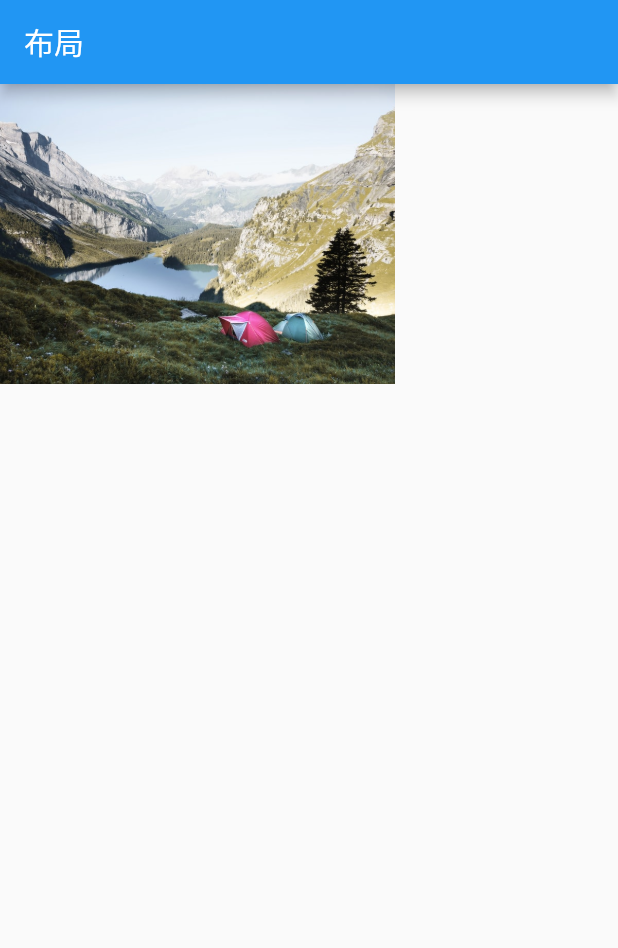
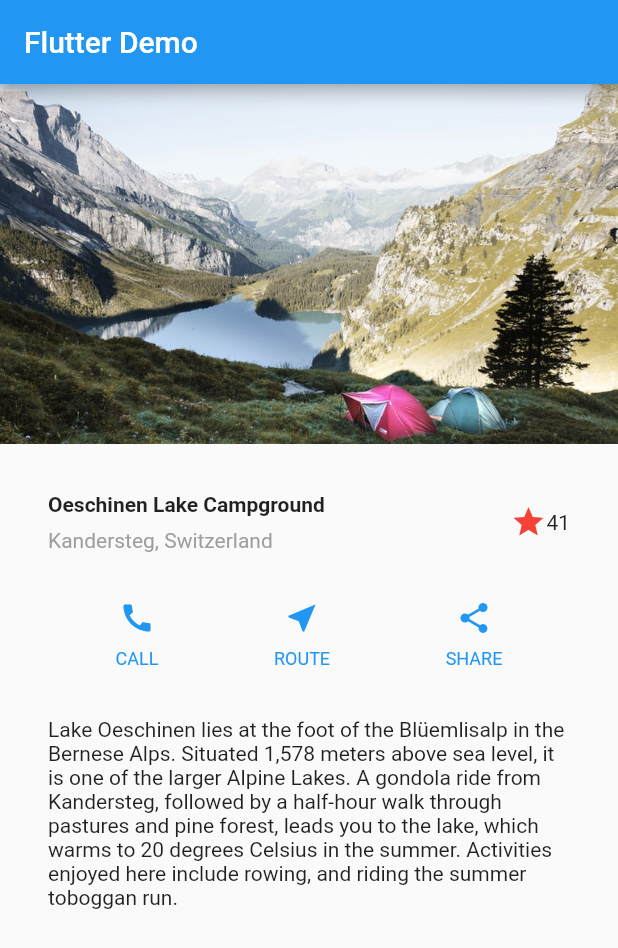
Before and after one commit to kenan0620/FlutterUI, a Flutter app: the screen it shows after launch, on a phone screen of 412 x 824 dp. Shown: the top 948 px of the screen. Run offline on Flutter 3.47's test engine with Material 2 defaults, Android fonts, the phone set to English and light mode, and no system bars; our stand-ins replace cached_network_image, dio, transparent_image.

Commit message:
在Flutter中构建布局

```diff
--- /dev/null
+++ b/lib/UISample/UIAdapt.dart
@@ -0,0 +1,35 @@
+import 'package:flutter/material.dart';
+import 'dart:ui';
+
+class Adapt {
+  static MediaQueryData mediaQuery = MediaQueryData.fromWindow(window);
+  static double _width = mediaQuery.size.width;
+  static double _height = mediaQuery.size.height;
+  static double _topbarH = mediaQuery.padding.top;
+  static double _botbarH = mediaQuery.padding.bottom;
+  static double _pixelRatio = mediaQuery.devicePixelRatio;
+  static var _ratio;
+  static init(int number){
+    int uiwidth = number is int ? number : 750;
+    _ratio = _width / uiwidth;
+  }
+  static px(number){
+    if(!(_ratio is double || _ratio is int)){Adapt.init(750);}
+    return number * _ratio;
+  }
+  static onepx(){
+    return 1/_pixelRatio;
+  }
+  static screenWidth(){
+    return _width;
+  }
+  static screenHeight(){
+    return _height;
+  }
+  static padTopHeight(){
+    return _topbarH;
+  }
+  static padBotHeight(){
+    return _botbarH;
+  }
+}
--- a/lib/UISample/UISample.dart
+++ b/lib/UISample/UISample.dart
@@ -1,18 +1,107 @@
+
 import 'package:flutter/cupertino.dart';
 import 'package:flutter/material.dart';
+import 'UIAdapt.dart';
 
 class UISampleApp extends StatelessWidget {
   @override
   Widget build(BuildContext context) {
+    // TitleSection
+   Widget titleSection = new Container(
+     padding: const EdgeInsets.all(32),
+     child: new Row(
+       children: [
+         new Expanded(child: new Column(
+           crossAxisAlignment: CrossAxisAlignment.start,
+           children: [
+             new Container(
+               padding: EdgeInsets.only(bottom: 8),
+               child: new Text(
+                 'Oeschinen Lake Campground',
+                 style: new TextStyle(
+                   fontWeight: FontWeight.bold
+                 ),
+               ),
+             ),
+             new Text(
+               'Kandersteg, Switzerland',
+               style: new TextStyle(
+                 color: Colors.grey[500],
+               ),
+             ),
+           ],
+         )),
+         new Icon(Icons.star,
+         color: Colors.red[500],
+         ),
+         new Text('41'),
+       ],
+     ),
+   );
+
+   Column buildButtonColumn(IconData icon, String label){
+     Color color = Theme.of(context).primaryColor;
+
+     return new Column(
+       mainAxisAlignment: MainAxisAlignment.center,
+       mainAxisSize: MainAxisSize.min,
+       children: [
+         new Icon(icon,color: color,),
+         new Container(
+           margin: const EdgeInsets.only(top:8.0),
+           child: new Text(
+             label,
+             style: new TextStyle(
+               fontSize: 12,
+               fontWeight: FontWeight.w400,
+               color: color,
+             ),
+           ),
+         )
+       ],
+     );
+   }
+
+Widget buttonSection = new Container(
+  child: new Row(
+    mainAxisAlignment: MainAxisAlignment.spaceEvenly,
+    children: [
+      buildButtonColumn(Icons.call, 'CALL'),
+      buildButtonColumn(Icons.near_me, 'ROUTE'),
+      buildButtonColumn(Icons.share, 'SHARE'),
+    ],
+  ),
+);
+
+   Widget textSection = new Container(
+     padding: const EdgeInsets.all(32),
+     child: new Text(
+       '''
+Lake Oeschinen lies at the foot of the Blüemlisalp in the Bernese Alps. Situated 1,578 meters above sea level, it is one of the larger Alpine Lakes. A gondola ride from Kandersteg, followed by a half-hour walk through pastures and pine forest, leads you to the lake, which warms to 20 degrees Celsius in the summer. Activities enjoyed here include rowing, and riding the summer toboggan run.
+       ''',
+       softWrap: true,
+     ),
+   );
+
    return new MaterialApp(
-     title: '在Flutter中构建布局',
+     title: 'Flutter Demo',
+     theme: new ThemeData(
+       primarySwatch: Colors.blue,
+     ),
      home: new Scaffold(
        appBar: new AppBar(
-         title: new Text('布局'),
+         title: new Text('Flutter Demo'),
        ),
-       body: new Image.asset('Image/11.jpeg',
-       height: 200,
-       fit: BoxFit.cover,),
+       body: new ListView(
+         children: [
+           new Image.asset('Image/11.jpeg',
+             height: 240,
+             fit: BoxFit.cover,),
+           titleSection,
+           buttonSection,
+           textSection,
+         ],
+       ),
      ),
    );
   }
```
Also changed, not shown: 1 other file.
